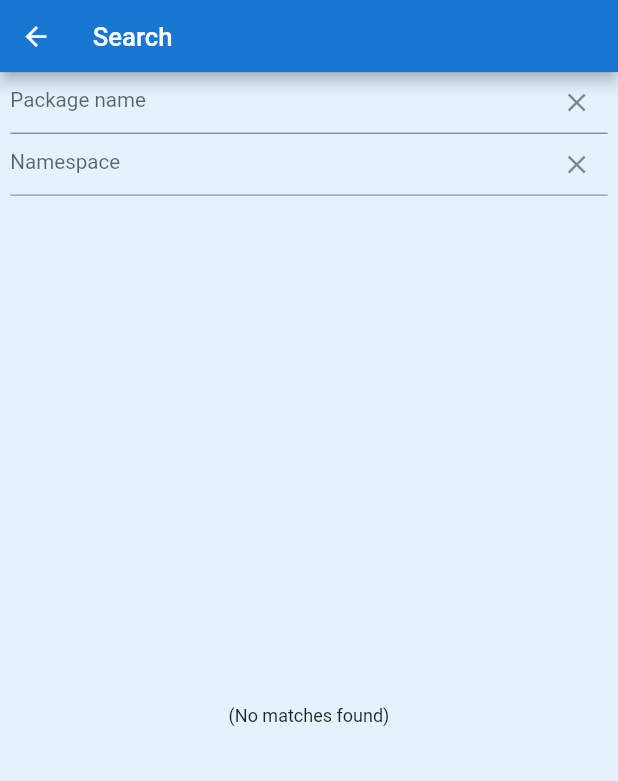
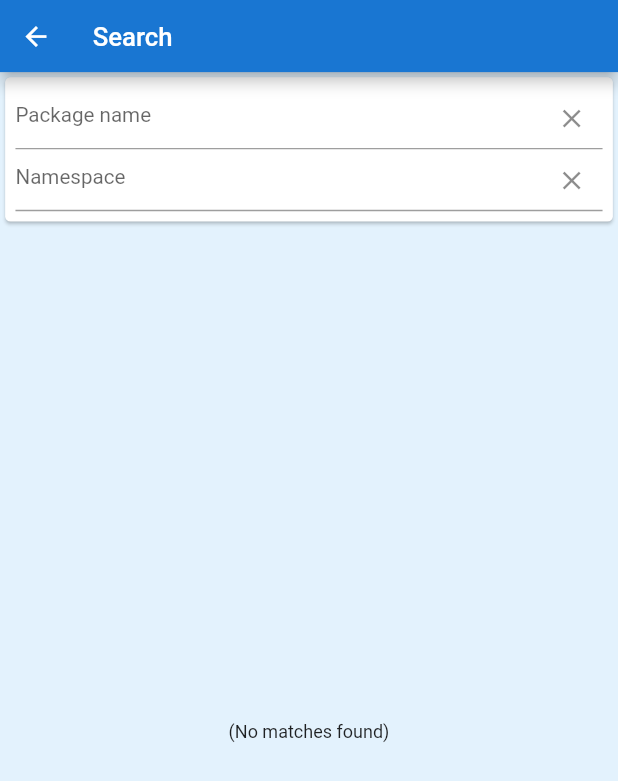
Before and after one commit to philips-software/license-scanner-ui, a Flutter app: the SearchScreen screen opened directly, on a phone screen of 412 x 824 dp. Shown: the top 781 px of the screen. Run offline on Flutter 3.47's test engine with Material 2 defaults, Android fonts, the phone set to English and light mode, and no system bars; drawn by our look-alikes of flutter_platform_widgets; our stand-ins replace dio, responsive_framework, smooth_page_indicator, toast.

Commit message:
Clean up package search code

```diff
--- a/lib/main.dart
+++ b/lib/main.dart
@@ -9,6 +9,7 @@
  */
 
 import 'package:flutter/cupertino.dart';
+import 'package:flutter/foundation.dart';
 import 'package:flutter/material.dart';
 import 'package:license_scanner_ui/screens/app_theme.dart';
 import 'package:license_scanner_ui/screens/results/results_screen.dart';
@@ -16,8 +17,8 @@ import 'package:provider/provider.dart';
 
 import 'services/scan_service.dart';
 
-const platform = TargetPlatform.fuchsia;
-// const platform = TargetPlatform.macOS;
+// const platform = TargetPlatform.fuchsia;
+const platform = TargetPlatform.macOS;
 
 void main() {
   runApp(LicenseScannerApp());
@@ -29,7 +30,7 @@ class LicenseScannerApp extends StatelessWidget {
     return Provider<ScanService>(
       create: (_) => ScanService(),
       child: AppTheme(
-        platform: platform,
+        platform: kDebugMode ? platform : null,
         child: ResultsScreen(),
       ),
     );
--- a/lib/screens/results/results_screen.dart
+++ b/lib/screens/results/results_screen.dart
@@ -41,6 +41,7 @@ class ResultsScreen extends StatelessWidget {
           ),
         ),
       ),
+      tabController: PlatformTabController(),
       items: [
         BottomNavigationBarItem(
           icon: Icon(Icons.error),
--- a/lib/screens/search/debounce.dart
+++ b/lib/screens/search/debounce.dart
@@ -14,9 +14,9 @@ import 'dart:async';
 class Debounce {
   final Duration period;
 
+  Debounce(this.period);
+
   Timer _timer;
-
-  Debounce(this.period);
 
   run(Function() action) {
     if (_timer != null) {
--- /dev/null
+++ b/lib/screens/search/names_filter.dart
@@ -0,0 +1,56 @@
+/*
+ * This software and associated documentation files are
+ *
+ * Copyright © 2020-2020 Koninklijke Philips N.V.
+ *
+ * and is made available for use within Philips and/or within Philips products.
+ *
+ * All Rights Reserved
+ */
+
+import 'package:flutter/material.dart';
+
+import 'debounce.dart';
+import 'search_field.dart';
+
+class NamesFilter extends StatefulWidget {
+  NamesFilter({this.onFilter});
+
+  final Function(String namespace, String name) onFilter;
+
+  @override
+  _NamesFilterState createState() => _NamesFilterState();
+}
+
+class _NamesFilterState extends State<NamesFilter> {
+  final _debounce = Debounce(Duration(milliseconds: 200));
+  var _name = '';
+  var _namespace = '';
+
+  @override
+  Widget build(BuildContext context) {
+    return Card(
+      child: Padding(
+        padding: const EdgeInsets.all(8.0),
+        child: Column(children: [
+          SearchField(
+            hint: 'Package name',
+            ignoreEmpty: true,
+            onChange: (name) => _onFilter(name: name),
+          ),
+          SearchField(
+            hint: 'Namespace',
+            ignoreEmpty: true,
+            onChange: (namespace) => _onFilter(namespace: namespace),
+          ),
+        ]),
+      ),
+    );
+  }
+
+  void _onFilter({String namespace, String name}) {
+    _namespace = namespace ?? _namespace;
+    _name = name ?? _name;
+    _debounce.run(() => widget.onFilter(_namespace, _name));
+  }
+}
--- /dev/null
+++ b/lib/screens/search/search_field.dart
@@ -0,0 +1,55 @@
+/*
+ * This software and associated documentation files are
+ *
+ * Copyright © 2020-2020 Koninklijke Philips N.V.
+ *
+ * and is made available for use within Philips and/or within Philips products.
+ *
+ * All Rights Reserved
+ */
+
+import 'package:flutter/material.dart';
+import 'package:flutter_platform_widgets/flutter_platform_widgets.dart';
+
+class SearchField extends StatefulWidget {
+  SearchField({this.hint, this.ignoreEmpty=false, this.onChange});
+
+  final String hint;
+  final bool ignoreEmpty ;
+  final Function(String input) onChange;
+
+  @override
+  _SearchFieldState createState() => _SearchFieldState();
+}
+
+class _SearchFieldState extends State<SearchField> {
+  TextEditingController _controller = TextEditingController();
+
+  @override
+  Widget build(BuildContext context) {
+    return PlatformTextField(
+      controller: _controller,
+      autofocus: true,
+      material: (_, __) => MaterialTextFieldData(
+        decoration: InputDecoration(
+          hintText: widget.hint,
+          suffixIcon: IconButton(
+            onPressed: () => _controller.clear(),
+            icon: Icon(PlatformIcons(context).clear),
+          ),
+        ),
+      ),
+      cupertino: (_, __) => CupertinoTextFieldData(
+          placeholder: widget.hint,
+          suffix: PlatformIconButton(
+            onPressed: () => _controller.clear(),
+            icon: Icon(PlatformIcons(context).clear),
+          )),
+      onChanged: (input) {
+        if (!widget.ignoreEmpty || input.isNotEmpty) {
+          widget.onChange(input);
+        }
+      },
+    );
+  }
+}
--- a/lib/screens/search/search_screen.dart
+++ b/lib/screens/search/search_screen.dart
@@ -10,34 +10,19 @@
 
 import 'package:flutter/material.dart';
 import 'package:flutter_platform_widgets/flutter_platform_widgets.dart';
+import 'package:license_scanner_ui/screens/widgets/snapshot_view.dart';
 import 'package:provider/provider.dart';
 
 import '../../services/scan_result.dart';
 import '../../services/scan_service.dart';
-import '../scan/scan_screen.dart';
-import '../widgets/exception_widget.dart';
-import 'debounce.dart';
-import 'package_widget.dart';
+import 'names_filter.dart';
+import 'search_results.dart';
 
-class SearchScreen extends StatefulWidget {
-  @override
-  _SearchScreenState createState() => _SearchScreenState();
-}
-
-class _SearchScreenState extends State<SearchScreen> {
-  final _debounce = Debounce(Duration(milliseconds: 200));
-  final _namespaceController = TextEditingController();
-  final _nameController = TextEditingController();
-  ScanService _service;
-
-  @override
-  void initState() {
-    super.initState();
-    _service = Provider.of<ScanService>(context, listen: false);
-  }
-
+class SearchScreen extends StatelessWidget {
   @override
   Widget build(BuildContext context) {
+    final _service = Provider.of<ScanService>(context, listen: false);
+
     return PlatformScaffold(
       iosContentPadding: true,
       appBar: PlatformAppBar(
@@ -45,94 +30,21 @@ class _SearchScreenState extends State<SearchScreen> {
       ),
       body: Column(
         children: [
-            _textField(
-              controller: _nameController,
-              hint: 'Package name',
-              ignoreEmpty: true,
-            ),
-            _textField(
-              controller: _namespaceController,
-              hint: 'Namespace',
-            ),
+          NamesFilter(onFilter: (ns, name) => _service.search(ns, name)),
           Expanded(
             child: StreamBuilder(
               stream: _service.lastSearched,
               initialData: <ScanResult>[],
-                builder: (context, snapshot) {
-                  if (snapshot.hasError) {
-                    return ExceptionWidget(snapshot.error);
-                  }
-                  if (!snapshot.hasData) {
-                    return Center(child: PlatformCircularProgressIndicator());
-                  }
-                  return _packageList(snapshot.data, _service);
-                },
+              builder: (context, snapshot) => SnapshotView(
+                snapshot,
+                child: (snapshot.data.isEmpty)
+                    ? Center(child: Text('(No matches found)'))
+                    : SearchResults(snapshot.data),
+              ),
             ),
           ),
         ],
-        ));
-  }
-
-  Widget _textField({
-    TextEditingController controller,
-    String hint,
-    bool ignoreEmpty = false,
-  }) {
-    return Padding(
-      padding: const EdgeInsets.symmetric(horizontal: 8.0),
-      child: PlatformTextField(
-        controller: controller,
-        autofocus: true,
-        material: (_, __) => MaterialTextFieldData(
-          decoration: InputDecoration(
-            hintText: hint,
-            suffixIcon: IconButton(
-              onPressed: () => controller.clear(),
-              icon: Icon(PlatformIcons(context).clear),
-            ),
-          ),
-        ),
-        cupertino: (_, __) => CupertinoTextFieldData(
-            placeholder: hint,
-            suffix: PlatformIconButton(
-              onPressed: () => controller.clear(),
-              icon: Icon(PlatformIcons(context).clear),
-            )),
-        onChanged: (text) {
-          if (!ignoreEmpty || text.isNotEmpty) _onTextChange(_service);
-        },
       ),
     );
   }
-
-  void _onTextChange(ScanService service) {
-    final ns = _namespaceController.text;
-    final name = _nameController.text;
-
-    _debounce.run(() => service.search(ns, name));
 }
-
-  Widget _packageList(List<ScanResult> data, ScanService service) {
-    if (data.isEmpty) {
-      return Center(
-        child: Text('(No matches found)'),
-      );
-    }
-    return ListView.builder(
-        itemCount: data.length,
-        itemBuilder: (context, index) => PackageWidget(
-              data[index],
-              onTap: () {
-                final package = data[index];
-                final params = ScanScreenParams(
-                    package, service.getPackageScanResult(package));
-                Navigator.push(
-                    context,
-                    platformPageRoute(
-                        context: context,
-                        builder: (_) => ScanScreen(),
-                        settings: RouteSettings(arguments: params)));
-              },
-            ));
-  }
-}
--- a/lib/screens/widgets/snapshot_view.dart
+++ b/lib/screens/widgets/snapshot_view.dart
@@ -18,8 +18,12 @@ class SnapshotView<T> extends StatelessWidget {
 
   @override
   Widget build(BuildContext context) {
-    if (snapshot.hasError) return ErrorWidget(snapshot.error);
-    if (!snapshot.hasData) return PlatformCircularProgressIndicator();
+    if (snapshot.hasError) {
+      return ErrorWidget(snapshot.error);
+    }
+    if (!snapshot.hasData) {
+      return PlatformCircularProgressIndicator();
+    }
     return child;
   }
 }
```
Also changed, not shown: lib/screens/search/package_widget.dart (deleted, +0 -32 lines), lib/screens/search/search_results.dart (added, +50 -0 lines). Lines whose indentation alone changed are shown as unchanged.
